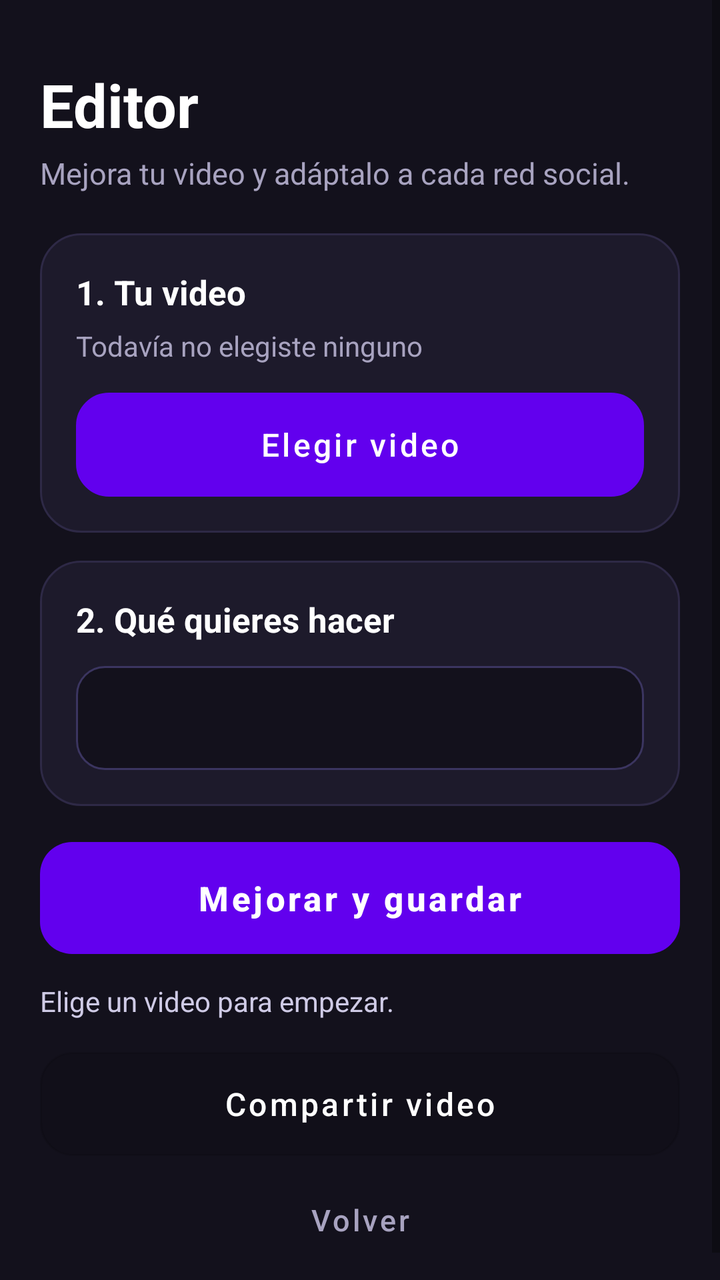
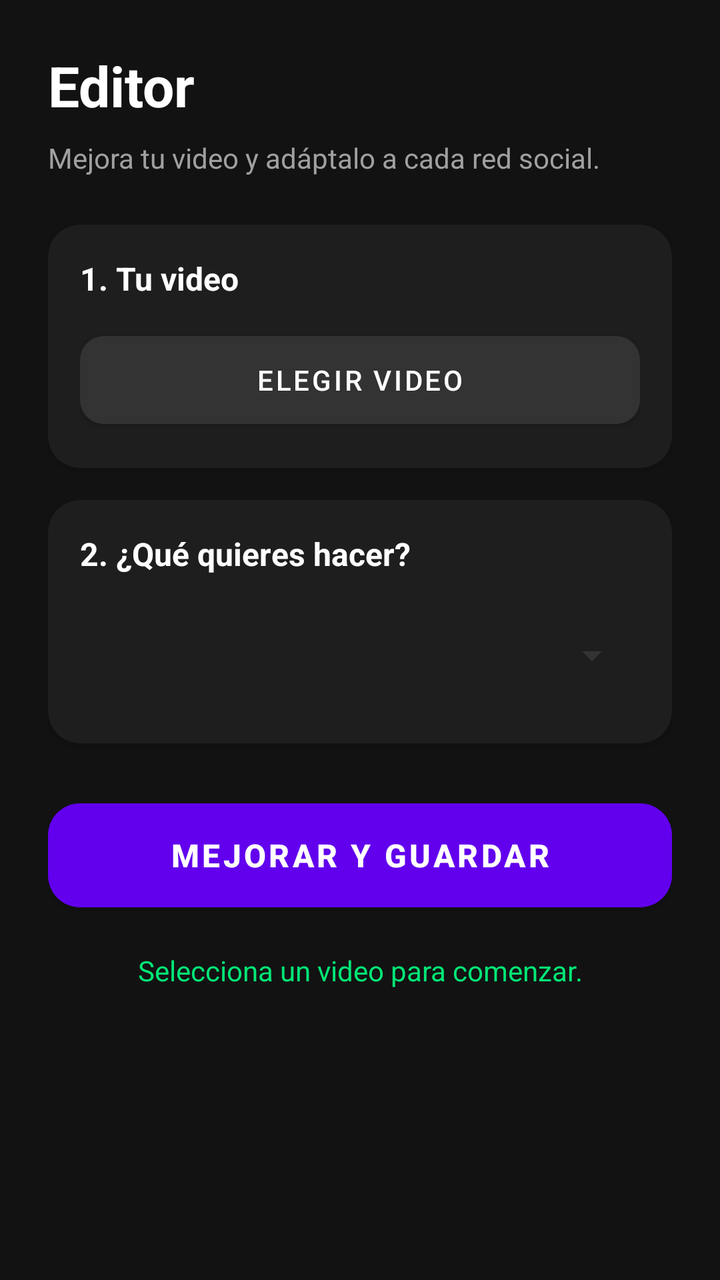

Two renders of the same Android screen: before a commit and after it. Below are the layout's source before the change and the commit's diff.
<!-- AndroidManifest.xml: application theme Theme.Descargadorpro -->
<!-- res/layout/activity_editor.xml -->
<?xml version="1.0" encoding="utf-8"?>
<ScrollView xmlns:android="http://schemas.android.com/apk/res/android"
    android:layout_width="match_parent"
    android:layout_height="match_parent"
    android:background="#13111C"
    android:fillViewport="true">

    <LinearLayout
        android:layout_width="match_parent"
        android:layout_height="wrap_content"
        android:orientation="vertical"
        android:padding="20dp">

        <TextView
            android:layout_width="match_parent"
            android:layout_height="wrap_content"
            android:layout_marginTop="12dp"
            android:text="Editor"
            android:textColor="#FFFFFF"
            android:textSize="30sp"
            android:textStyle="bold" />

        <TextView
            android:layout_width="match_parent"
            android:layout_height="wrap_content"
            android:layout_marginTop="4dp"
            android:layout_marginBottom="20dp"
            android:text="Mejora tu video y adáptalo a cada red social."
            android:textColor="#A8A3C0"
            android:textSize="15sp" />

        
        <LinearLayout
            android:layout_width="match_parent"
            android:layout_height="wrap_content"
            android:background="@drawable/editor_card"
            android:orientation="vertical"
            android:padding="18dp">

            <TextView
                android:layout_width="wrap_content"
                android:layout_height="wrap_content"
                android:text="1. Tu video"
                android:textColor="#FFFFFF"
                android:textSize="17sp"
                android:textStyle="bold" />

            <TextView
                android:id="@+id/txtVideoElegido"
                android:layout_width="match_parent"
                android:layout_height="wrap_content"
                android:layout_marginTop="6dp"
                android:layout_marginBottom="14dp"
                android:text="Todavía no elegiste ninguno"
                android:textColor="#A8A3C0"
                android:textSize="14sp" />

            <Button
                android:id="@+id/btnElegirVideo"
                android:layout_width="match_parent"
                android:layout_height="52dp"
                android:background="@drawable/editor_btn_secondary"
                android:backgroundTint="@null"
                android:stateListAnimator="@null"
                android:text="Elegir video"
                android:textAllCaps="false"
                android:textColor="#FFFFFF"
                android:textSize="16sp" />
        </LinearLayout>

        
        <LinearLayout
            android:layout_width="match_parent"
            android:layout_height="wrap_content"
            android:layout_marginTop="14dp"
            android:background="@drawable/editor_card"
            android:orientation="vertical"
            android:padding="18dp">

            <TextView
                android:layout_width="wrap_content"
                android:layout_height="wrap_content"
                android:text="2. Qué quieres hacer"
                android:textColor="#FFFFFF"
                android:textSize="17sp"
                android:textStyle="bold" />

            <Spinner
                android:id="@+id/spinnerPreset"
                android:layout_width="match_parent"
                android:layout_height="52dp"
                android:layout_marginTop="12dp"
                android:background="@drawable/editor_field"
                android:paddingStart="8dp"
                android:paddingEnd="8dp" />
        </LinearLayout>

        <Button
            android:id="@+id/btnProcesar"
            android:layout_width="match_parent"
            android:layout_height="56dp"
            android:layout_marginTop="18dp"
            android:background="@drawable/editor_btn_primary"
            android:backgroundTint="@null"
            android:stateListAnimator="@null"
            android:text="Mejorar y guardar"
            android:textAllCaps="false"
            android:textColor="#FFFFFF"
            android:textSize="17sp"
            android:textStyle="bold" />

        <ProgressBar
            android:id="@+id/progresoEditor"
            style="?android:attr/progressBarStyleHorizontal"
            android:layout_width="match_parent"
            android:layout_height="8dp"
            android:layout_marginTop="16dp"
            android:max="100"
            android:progress="0"
            android:progressTint="#3DDC97"
            android:progressBackgroundTint="#2E2946"
            android:visibility="gone" />

        <TextView
            android:id="@+id/txtEstadoEditor"
            android:layout_width="match_parent"
            android:layout_height="wrap_content"
            android:layout_marginTop="14dp"
            android:text="Elige un video para empezar."
            android:textColor="#CFCBE6"
            android:textSize="14sp" />

        <Button
            android:id="@+id/btnCompartir"
            android:layout_width="match_parent"
            android:layout_height="52dp"
            android:layout_marginTop="16dp"
            android:background="@drawable/editor_btn_secondary"
            android:backgroundTint="@null"
            android:enabled="false"
            android:stateListAnimator="@null"
            android:text="Compartir video"
            android:textAllCaps="false"
            android:textColor="#FFFFFF"
            android:textSize="16sp" />

        <Button
            android:id="@+id/btnVolverEditor"
            android:layout_width="match_parent"
            android:layout_height="48dp"
            android:layout_marginTop="8dp"
            android:background="@android:color/transparent"
            android:backgroundTint="@null"
            android:stateListAnimator="@null"
            android:text="Volver"
            android:textAllCaps="false"
            android:textColor="#A8A3C0"
            android:textSize="15sp" />
    </LinearLayout>
</ScrollView>
<!-- resources referenced by this layout -->
<resources>
  <!-- drawable editor_btn_primary (drawable) -->
  <?xml version="1.0" encoding="utf-8"?>
  <selector xmlns:android="http://schemas.android.com/apk/res/android">
      <item android:state_enabled="false">
          <shape android:shape="rectangle">
              <solid android:color="#2E2946" />
              <corners android:radius="16dp" />
          </shape>
      </item>
      <item android:state_pressed="true">
          <shape android:shape="rectangle">
              <solid android:color="#6A49EB" />
              <corners android:radius="16dp" />
          </shape>
      </item>
      <item>
          <shape android:shape="rectangle">
              <solid android:color="#7C5CFF" />
              <corners android:radius="16dp" />
          </shape>
      </item>
  </selector>
  <!-- drawable editor_btn_secondary (drawable) -->
  <?xml version="1.0" encoding="utf-8"?>
  <selector xmlns:android="http://schemas.android.com/apk/res/android">
      <item android:state_enabled="false">
          <shape android:shape="rectangle">
              <solid android:color="#18162A" />
              <corners android:radius="16dp" />
              <stroke android:width="1dp" android:color="#2A2640" />
          </shape>
      </item>
      <item>
          <shape android:shape="rectangle">
              <solid android:color="#2A2540" />
              <corners android:radius="16dp" />
              <stroke android:width="1dp" android:color="#443D6E" />
          </shape>
      </item>
  </selector>
  <!-- drawable editor_card (drawable) -->
  <?xml version="1.0" encoding="utf-8"?>
  <shape xmlns:android="http://schemas.android.com/apk/res/android" android:shape="rectangle">
      <solid android:color="#1D1A2B" />
      <corners android:radius="20dp" />
      <stroke android:width="1dp" android:color="#2E2946" />
  </shape>
  <!-- drawable editor_field (drawable) -->
  <?xml version="1.0" encoding="utf-8"?>
  <shape xmlns:android="http://schemas.android.com/apk/res/android" android:shape="rectangle">
      <solid android:color="#13111C" />
      <corners android:radius="14dp" />
      <stroke android:width="1dp" android:color="#3B3560" />
  </shape>
  <style name="Theme.Descargadorpro" parent="Theme.MaterialComponents.DayNight.NoActionBar">
          
          <item name="colorPrimary">@color/purple_500</item>
          <item name="colorPrimaryVariant">@color/purple_700</item>
          <item name="colorOnPrimary">@color/white</item>
          
          
          <item name="android:statusBarColor">@color/fondo_oscuro</item>
          
          
          <item name="android:windowLightStatusBar">false</item>
          
          
          <item name="android:windowBackground">@color/fondo_oscuro</item>
      </style>
  <color name="purple_500">#6200EE</color>
  <color name="purple_700">#3700B3</color>
  <color name="white">#FFFFFFFF</color>
  <color name="fondo_oscuro">#121212</color>
</resources>

<!-- the commit's change to res/layout/activity_editor.xml (unified diff, before → after) -->
@@ -1,160 +1,131 @@
 <?xml version="1.0" encoding="utf-8"?>
 <ScrollView xmlns:android="http://schemas.android.com/apk/res/android"
+    xmlns:app="http://schemas.android.com/apk/res-auto"
     android:layout_width="match_parent"
     android:layout_height="match_parent"
-    android:background="#13111C"
+    android:background="#121212"
     android:fillViewport="true">
 
     <LinearLayout
         android:layout_width="match_parent"
         android:layout_height="wrap_content"
         android:orientation="vertical"
-        android:padding="20dp">
+        android:padding="24dp">
 
         <TextView
             android:layout_width="match_parent"
             android:layout_height="wrap_content"
-            android:layout_marginTop="12dp"
             android:text="Editor"
             android:textColor="#FFFFFF"
-            android:textSize="30sp"
-            android:textStyle="bold" />
+            android:textSize="28sp"
+            android:textStyle="bold"
+            android:layout_marginBottom="8dp"/>
 
         <TextView
             android:layout_width="match_parent"
             android:layout_height="wrap_content"
-            android:layout_marginTop="4dp"
-            android:layout_marginBottom="20dp"
             android:text="Mejora tu video y adáptalo a cada red social."
-            android:textColor="#A8A3C0"
-            android:textSize="15sp" />
+            android:textColor="#A0A0A0"
+            android:textSize="14sp"
+            android:layout_marginBottom="24dp"/>
 
         
-        <LinearLayout
+        <androidx.cardview.widget.CardView
             android:layout_width="match_parent"
             android:layout_height="wrap_content"
-            android:background="@drawable/editor_card"
-            android:orientation="vertical"
-            android:padding="18dp">
-
-            <TextView
-                android:layout_width="wrap_content"
-                android:layout_height="wrap_content"
-                android:text="1. Tu video"
-                android:textColor="#FFFFFF"
-                android:textSize="17sp"
-                android:textStyle="bold" />
-
-            <TextView
-                android:id="@+id/txtVideoElegido"
+            app:cardBackgroundColor="#1E1E1E"
+            app:cardCornerRadius="16dp"
+            android:layout_marginBottom="16dp">
+            
+            <LinearLayout
                 android:layout_width="match_parent"
                 android:layout_height="wrap_content"
-                android:layout_marginTop="6dp"
-                android:layout_marginBottom="14dp"
-                android:text="Todavía no elegiste ninguno"
-                android:textColor="#A8A3C0"
-                android:textSize="14sp" />
+                android:orientation="vertical"
+                android:padding="16dp">
 
-            <Button
-                android:id="@+id/btnElegirVideo"
-                android:layout_width="match_parent"
-                android:layout_height="52dp"
-                android:background="@drawable/editor_btn_secondary"
-                android:backgroundTint="@null"
-                android:stateListAnimator="@null"
-                android:text="Elegir video"
-                android:textAllCaps="false"
-                android:textColor="#FFFFFF"
-                android:textSize="16sp" />
-        </LinearLayout>
+                <TextView
+                    android:layout_width="match_parent"
+                    android:layout_height="wrap_content"
+                    android:text="1. Tu video"
+                    android:textColor="#FFFFFF"
+                    android:textStyle="bold"
+                    android:textSize="16sp"
+                    android:layout_marginBottom="12dp"/>
+
+                <com.google.android.material.button.MaterialButton
+                    android:id="@+id/btnElegirVideo" 
+                    android:layout_width="match_parent"
+                    android:layout_height="56dp"
+                    android:text="Elegir video"
+                    android:textColor="#FFFFFF"
+                    app:backgroundTint="#333333"
+                    app:cornerRadius="12dp"/>
+            </LinearLayout>
+        </androidx.cardview.widget.CardView>
 
         
-        <LinearLayout
+        <androidx.cardview.widget.CardView
             android:layout_width="match_parent"
             android:layout_height="wrap_content"
-            android:layout_marginTop="14dp"
-            android:background="@drawable/editor_card"
-            android:orientation="vertical"
-            android:padding="18dp">
+            app:cardBackgroundColor="#1E1E1E"
+            app:cardCornerRadius="16dp"
+            android:layout_marginBottom="24dp">
 
-            <TextView
-                android:layout_width="wrap_content"
+            <LinearLayout
+                android:layout_width="match_parent"
                 android:layout_height="wrap_content"
-                android:text="2. Qué quieres hacer"
-                android:textColor="#FFFFFF"
-                android:textSize="17sp"
-                android:textStyle="bold" />
+                android:orientation="vertical"
+                android:padding="16dp">
 
-            <Spinner
-                android:id="@+id/spinnerPreset"
-                android:layout_width="match_parent"
-                android:layout_height="52dp"
-                android:layout_marginTop="12dp"
-                android:background="@drawable/editor_field"
-                android:paddingStart="8dp"
-                android:paddingEnd="8dp" />
-        </LinearLayout>
+                <TextView
+                    android:layout_width="match_parent"
+                    android:layout_height="wrap_content"
+                    android:text="2. ¿Qué quieres hacer?"
+                    android:textColor="#FFFFFF"
+                    android:textStyle="bold"
+                    android:textSize="16sp"
+                    android:layout_marginBottom="12dp"/>
 
-        <Button
-            android:id="@+id/btnProcesar"
+                
+                <Spinner
+                    android:id="@+id/spinnerAcciones"
+                    android:layout_width="match_parent"
+                    android:layout_height="56dp"
+                    android:backgroundTint="#333333"/>
+            </LinearLayout>
+        </androidx.cardview.widget.CardView>
+
+        
+        <com.google.android.material.button.MaterialButton
+            android:id="@+id/btnMejorarGuardar"
             android:layout_width="match_parent"
-            android:layout_height="56dp"
-            android:layout_marginTop="18dp"
-            android:background="@drawable/editor_btn_primary"
-            android:backgroundTint="@null"
-            android:stateListAnimator="@null"
-            android:text="Mejorar y guardar"
-            android:textAllCaps="false"
+            android:layout_height="64dp"
+            android:text="MEJORAR Y GUARDAR"
+            android:textSize="16sp"
+            android:textStyle="bold"
             android:textColor="#FFFFFF"
-            android:textSize="17sp"
-            android:textStyle="bold" />
+            app:backgroundTint="#6200EE"
+            app:cornerRadius="16dp"
+            android:layout_marginBottom="16dp"/>
 
+        
         <ProgressBar
-            android:id="@+id/progresoEditor"
+            android:id="@+id/progressBarEditor"
             style="?android:attr/progressBarStyleHorizontal"
             android:layout_width="match_parent"
-            android:layout_height="8dp"
-            android:layout_marginTop="16dp"
-            android:max="100"
-            android:progress="0"
-            android:progressTint="#3DDC97"
-            android:progressBackgroundTint="#2E2946"
-            android:visibility="gone" />
+            android:layout_height="wrap_content"
+            android:progressTint="#00E676"
+            android:layout_marginBottom="8dp"
+            android:visibility="gone"/>
 
         <TextView
-            android:id="@+id/txtEstadoEditor"
+            android:id="@+id/txtEstado"
             android:layout_width="match_parent"
             android:layout_height="wrap_content"
-            android:layout_marginTop="14dp"
-            android:text="Elige un video para empezar."
-            android:textColor="#CFCBE6"
-            android:textSize="14sp" />
+            android:textColor="#00E676"
+            android:textSize="14sp"
+            android:gravity="center"
+            android:text="Selecciona un video para comenzar."/>
 
-        <Button
-            android:id="@+id/btnCompartir"
-            android:layout_width="match_parent"
-            android:layout_height="52dp"
-            android:layout_marginTop="16dp"
-            android:background="@drawable/editor_btn_secondary"
-            android:backgroundTint="@null"
-            android:enabled="false"
-            android:stateListAnimator="@null"
-            android:text="Compartir video"
-            android:textAllCaps="false"
-            android:textColor="#FFFFFF"
-            android:textSize="16sp" />
-
-        <Button
-            android:id="@+id/btnVolverEditor"
-            android:layout_width="match_parent"
-            android:layout_height="48dp"
-            android:layout_marginTop="8dp"
-            android:background="@android:color/transparent"
-            android:backgroundTint="@null"
-            android:stateListAnimator="@null"
-            android:text="Volver"
-            android:textAllCaps="false"
-            android:textColor="#A8A3C0"
-            android:textSize="15sp" />
     </LinearLayout>
 </ScrollView>
<!-- resource entries referenced after the edit -->
@@ -1,59 +1,5 @@
 <!-- resources referenced by this layout -->
 <resources>
-  <!-- drawable editor_btn_primary (drawable) -->
-  <?xml version="1.0" encoding="utf-8"?>
-  <selector xmlns:android="http://schemas.android.com/apk/res/android">
-      <item android:state_enabled="false">
-          <shape android:shape="rectangle">
-              <solid android:color="#2E2946" />
-              <corners android:radius="16dp" />
-          </shape>
-      </item>
-      <item android:state_pressed="true">
-          <shape android:shape="rectangle">
-              <solid android:color="#6A49EB" />
-              <corners android:radius="16dp" />
-          </shape>
-      </item>
-      <item>
-          <shape android:shape="rectangle">
-              <solid android:color="#7C5CFF" />
-              <corners android:radius="16dp" />
-          </shape>
-      </item>
-  </selector>
-  <!-- drawable editor_btn_secondary (drawable) -->
-  <?xml version="1.0" encoding="utf-8"?>
-  <selector xmlns:android="http://schemas.android.com/apk/res/android">
-      <item android:state_enabled="false">
-          <shape android:shape="rectangle">
-              <solid android:color="#18162A" />
-              <corners android:radius="16dp" />
-              <stroke android:width="1dp" android:color="#2A2640" />
-          </shape>
-      </item>
-      <item>
-          <shape android:shape="rectangle">
-              <solid android:color="#2A2540" />
-              <corners android:radius="16dp" />
-              <stroke android:width="1dp" android:color="#443D6E" />
-          </shape>
-      </item>
-  </selector>
-  <!-- drawable editor_card (drawable) -->
-  <?xml version="1.0" encoding="utf-8"?>
-  <shape xmlns:android="http://schemas.android.com/apk/res/android" android:shape="rectangle">
-      <solid android:color="#1D1A2B" />
-      <corners android:radius="20dp" />
-      <stroke android:width="1dp" android:color="#2E2946" />
-  </shape>
-  <!-- drawable editor_field (drawable) -->
-  <?xml version="1.0" encoding="utf-8"?>
-  <shape xmlns:android="http://schemas.android.com/apk/res/android" android:shape="rectangle">
-      <solid android:color="#13111C" />
-      <corners android:radius="14dp" />
-      <stroke android:width="1dp" android:color="#3B3560" />
-  </shape>
   <style name="Theme.Descargadorpro" parent="Theme.MaterialComponents.DayNight.NoActionBar">
           
           <item name="colorPrimary">@color/purple_500</item>
